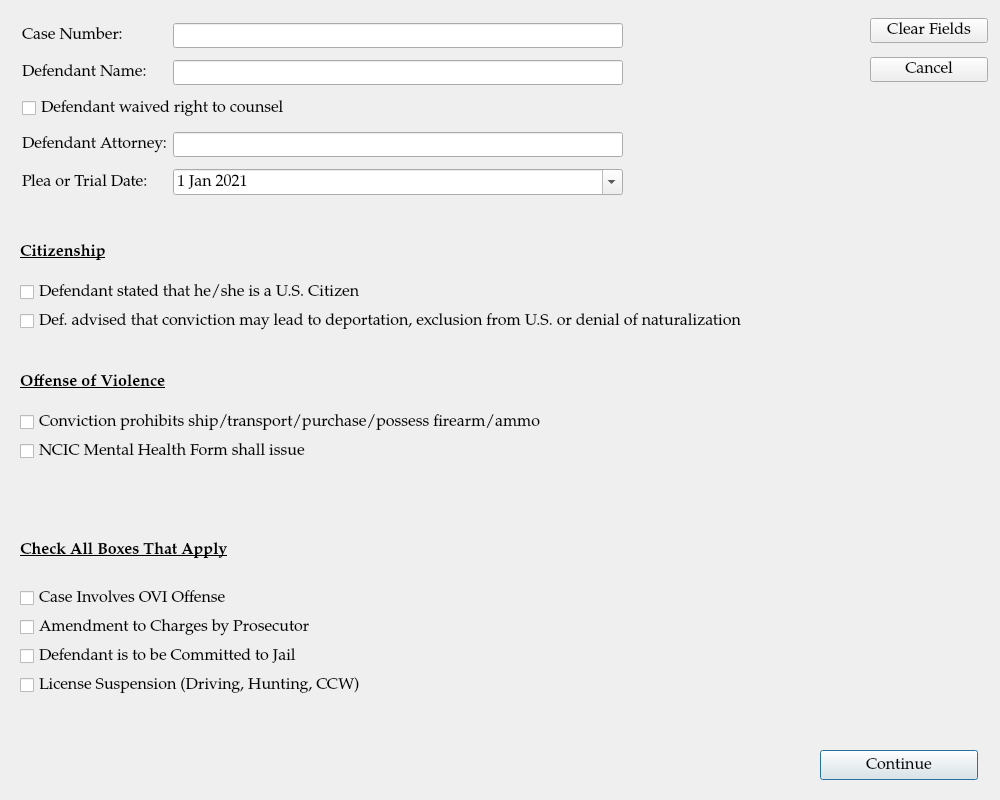
The window that ui/CaseInformationDialog.ui (HunterProgram22/MuniEntry) describes before a commit, drawn with Qt 5.
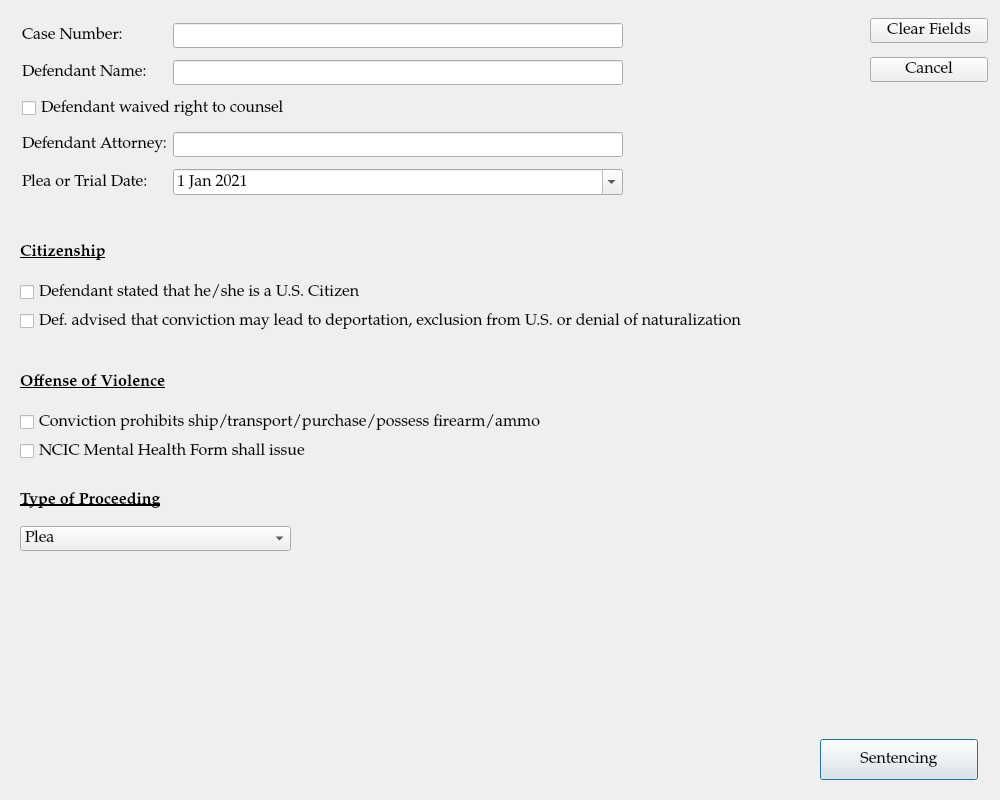
The same window after the commit.

Diff of the .ui file:
```diff
--- a/ui/CaseInformationDialog.ui
+++ b/ui/CaseInformationDialog.ui
@@ -32,69 +32,15 @@
    <property name="geometry">
     <rect>
      <x>820</x>
-     <y>750</y>
+     <y>739</y>
      <width>158</width>
-     <height>30</height>
+     <height>41</height>
     </rect>
    </property>
    <property name="text">
-    <string>Continue</string>
+    <string>Sentencing</string>
    </property>
   </widget>
-  <widget class="QWidget" name="layoutWidget">
-   <property name="geometry">
-    <rect>
-     <x>20</x>
-     <y>520</y>
-     <width>601</width>
-     <height>177</height>
-    </rect>
-   </property>
-   <layout class="QGridLayout" name="gridLayout_2">
-    <item row="4" column="0">
-     <widget class="QCheckBox" name="checkBox_4">
-      <property name="text">
-       <string>License Suspension (Driving, Hunting, CCW)</string>
-      </property>
-     </widget>
-    </item>
-    <item row="1" column="0">
-     <widget class="QCheckBox" name="ovi_checkbox">
-      <property name="text">
-       <string>Case Involves OVI Offense</string>
-      </property>
-     </widget>
-    </item>
-    <item row="2" column="0">
-     <widget class="QCheckBox" name="checkBox_2">
-      <property name="text">
-       <string>Amendment to Charges by Prosecutor</string>
-      </property>
-     </widget>
-    </item>
-    <item row="3" column="0">
-     <widget class="QCheckBox" name="checkBox_3">
-      <property name="text">
-       <string>Defendant is to be Committed to Jail</string>
-      </property>
-     </widget>
-    </item>
-    <item row="0" column="0">
-     <widget class="QLabel" name="label_5">
-      <property name="font">
-       <font>
-        <weight>75</weight>
-        <bold>true</bold>
-        <underline>true</underline>
-       </font>
-      </property>
-      <property name="text">
-       <string>Check All Boxes That Apply</string>
-      </property>
-     </widget>
-    </item>
-   </layout>
-  </widget>
   <widget class="QWidget" name="layoutWidget">
    <property name="geometry">
     <rect>
@@ -253,7 +199,58 @@
     </item>
    </layout>
   </widget>
-  <widget class="QWidget" name="">
+  <widget class="QWidget" name="layoutWidget_3">
+   <property name="geometry">
+    <rect>
+     <x>20</x>
+     <y>480</y>
+     <width>271</width>
+     <height>71</height>
+    </rect>
+   </property>
+   <layout class="QGridLayout" name="offense_of_violence_gridLayout_2">
+    <item row="2" column="0">
+     <widget class="QComboBox" name="comboBox">
+      <item>
+       <property name="text">
+        <string>Plea</string>
+       </property>
+      </item>
+      <item>
+       <property name="text">
+        <string>Trial</string>
+       </property>
+      </item>
+      <item>
+       <property name="text">
+        <string>Plea in Abstentia</string>
+       </property>
+      </item>
+     </widget>
+    </item>
+    <item row="1" column="0">
+     <widget class="QLabel" name="label_8">
+      <property name="font">
+       <font>
+        <weight>75</weight>
+        <bold>true</bold>
+        <underline>true</underline>
+       </font>
+      </property>
+      <property name="toolTip">
+       <string extracomment="Test"/>
+      </property>
+      <property name="toolTipDuration">
+       <number>-2</number>
+      </property>
+      <property name="text">
+       <string>Type of Proceeding</string>
+      </property>
+     </widget>
+    </item>
+   </layout>
+  </widget>
+  <widget class="QWidget" name="layoutWidget">
    <property name="geometry">
     <rect>
      <x>20</x>
```
Left out of the diff: 9 changed lines with no effect on the pictures.
